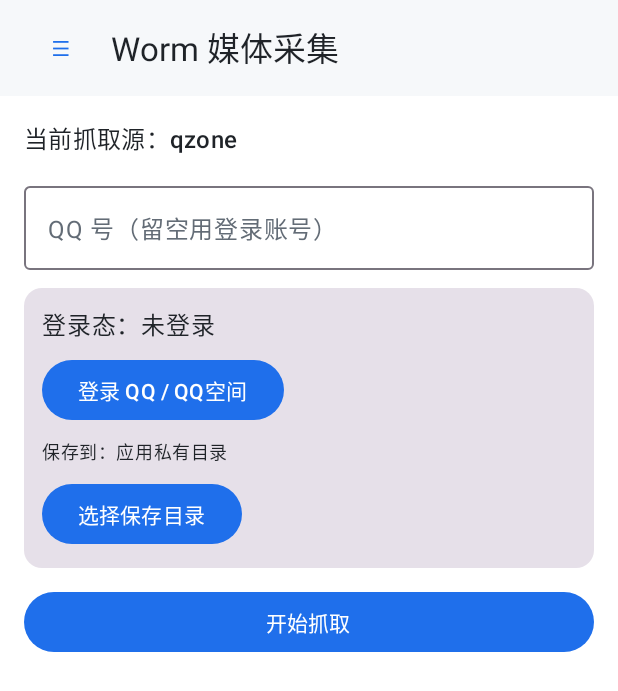
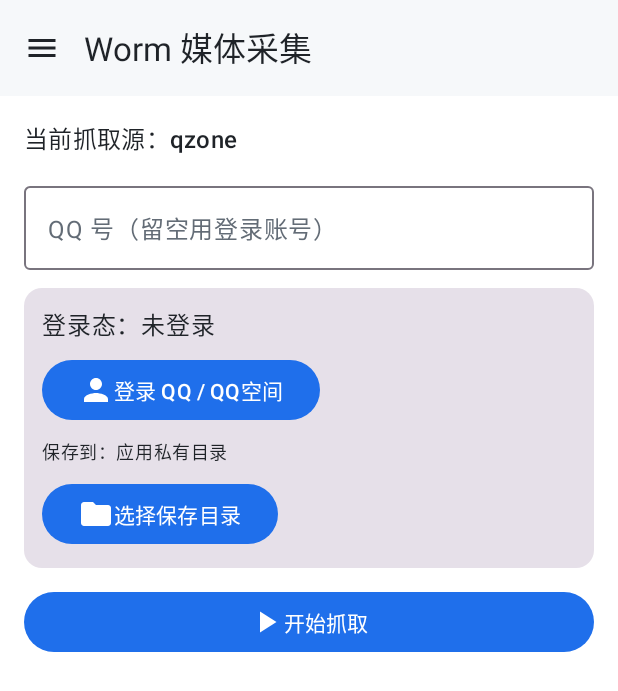
Before and after one commit to Geno1024-AIGC/worm, an Android app built with Jetpack Compose: the screen it shows after launch (MainActivity), on a phone screen of 412 x 824 dp. Shown: the top 691 px of the screen. Run offline under Robolectric (Android 15) with nearby library versions, the phone set to English and light mode, and no system bars; pictures from the network do not load.

Commit message:
[Add] Add adaptive launcher icon and Material UI icons

```diff
--- a/gradle/libs.versions.toml
+++ b/gradle/libs.versions.toml
@@ -25,6 +25,8 @@ compose-ui-tooling = { module = "androidx.compose.ui:ui-tooling" }
 compose-ui-tooling-preview = { module = "androidx.compose.ui:ui-tooling-preview" }
 compose-foundation = { module = "androidx.compose.foundation:foundation" }
 compose-material3 = { module = "androidx.compose.material3:material3" }
+compose-icons-core = { module = "androidx.compose.material:material-icons-core" }
+compose-icons-extended = { module = "androidx.compose.material:material-icons-extended" }
 
 kotlinx-coroutines-core = { module = "org.jetbrains.kotlinx:kotlinx-coroutines-core", version.ref = "coroutines" }
 kotlinx-coroutines-android = { module = "org.jetbrains.kotlinx:kotlinx-coroutines-android", version.ref = "coroutines" }
--- a/worm/android/build.gradle.kts
+++ b/worm/android/build.gradle.kts
@@ -120,6 +120,8 @@ dependencies {
     implementation(libs.compose.ui.graphics)
     implementation(libs.compose.foundation)
     implementation(libs.compose.material3)
+    implementation(libs.compose.icons.core)
+    implementation(libs.compose.icons.extended)
     debugImplementation(libs.compose.ui.tooling)
 
     // Offline unit tests for the release parser. Android provides org.json on device;
--- a/worm/android/src/main/AndroidManifest.xml
+++ b/worm/android/src/main/AndroidManifest.xml
@@ -23,6 +23,7 @@
     <application
         android:allowBackup="false"
         android:usesCleartextTraffic="true"
+        android:icon="@mipmap/ic_launcher"
         android:label="@string/app_name"
         android:supportsRtl="true"
         android:theme="@style/Theme.Worm">
--- a/worm/android/src/main/kotlin/com/geno1024/ai/worm/android/ui/WormApp.kt
+++ b/worm/android/src/main/kotlin/com/geno1024/ai/worm/android/ui/WormApp.kt
@@ -11,10 +11,20 @@ import androidx.compose.foundation.layout.fillMaxWidth
 import androidx.compose.foundation.layout.padding
 import androidx.compose.foundation.rememberScrollState
 import androidx.compose.foundation.verticalScroll
+import androidx.compose.material.icons.Icons
+import androidx.compose.material.icons.filled.Folder
+import androidx.compose.material.icons.filled.Language
+import androidx.compose.material.icons.filled.Menu
+import androidx.compose.material.icons.filled.Person
+import androidx.compose.material.icons.filled.PhotoCamera
+import androidx.compose.material.icons.filled.PlayArrow
+import androidx.compose.material.icons.filled.Settings
 import androidx.compose.material3.Button
 import androidx.compose.material3.Card
 import androidx.compose.material3.DrawerValue
 import androidx.compose.material3.HorizontalDivider
+import androidx.compose.material3.Icon
+import androidx.compose.material3.IconButton
 import androidx.compose.material3.LinearProgressIndicator
 import androidx.compose.material3.MaterialTheme
 import androidx.compose.material3.ModalDrawerSheet
@@ -33,6 +43,7 @@ import androidx.compose.runtime.remember
 import androidx.compose.runtime.rememberCoroutineScope
 import androidx.compose.runtime.setValue
 import androidx.compose.ui.Modifier
+import androidx.compose.ui.graphics.vector.ImageVector
 import androidx.compose.ui.unit.dp
 import androidx.lifecycle.compose.collectAsStateWithLifecycle
 import androidx.lifecycle.viewmodel.compose.viewModel
@@ -86,6 +97,7 @@ fun WormApp() {
                     for (source in Source.entries) {
                         NavigationDrawerItem(
                             label = { Text(source.label) },
+                            icon = { Icon(sourceIcon(source), contentDescription = null) },
                             selected = ui.source == source,
                             onClick = {
                                 viewModel.selectSource(source)
@@ -97,6 +109,7 @@ fun WormApp() {
                     HorizontalDivider(Modifier.padding(horizontal = 12.dp, vertical = 8.dp))
                     NavigationDrawerItem(
                         label = { Text("设置") },
+                        icon = { Icon(Icons.Default.Settings, contentDescription = null) },
                         selected = showSettings,
                         onClick = {
                             showSettings = true
@@ -124,11 +137,8 @@ fun WormApp() {
                     TopAppBar(
                         title = { Text("Worm 媒体采集") },
                         navigationIcon = {
-                            TextButton(
-                                onClick = { scope.launch { drawerState.open() } },
-                                modifier = Modifier.padding(start = 8.dp),
-                            ) {
-                                Text("☰")
+                            IconButton(onClick = { scope.launch { drawerState.open() } }) {
+                                Icon(Icons.Default.Menu, contentDescription = "菜单")
                             }
                         },
                     )
@@ -160,10 +170,12 @@ fun WormApp() {
                                     )
                                 },
                             ) {
+                                Icon(Icons.Default.Person, contentDescription = null)
                                 Text("登录 ${ui.source.site.label}")
                             }
                             Text("保存到：${ui.storageLabel}", style = MaterialTheme.typography.bodySmall)
                             Button(onClick = { storageLauncher.launch(null) }) {
+                                Icon(Icons.Default.Folder, contentDescription = null)
                                 Text("选择保存目录")
                             }
                         }
@@ -174,6 +186,7 @@ fun WormApp() {
                         enabled = !ui.running,
                         modifier = Modifier.fillMaxWidth(),
                     ) {
+                        if (!ui.running) Icon(Icons.Default.PlayArrow, contentDescription = null)
                         Text(if (ui.running) "抓取中…" else "开始抓取")
                     }
 
@@ -208,3 +221,9 @@ fun WormApp() {
         }
     }
 }
+
+private fun sourceIcon(source: Source): ImageVector = when (source) {
+    Source.QZONE -> Icons.Default.PhotoCamera
+    Source.QZONE_ALBUM -> Icons.Default.Folder
+    Source.ZHIHU -> Icons.Default.Language
+}
--- /dev/null
+++ b/worm/android/src/main/res/mipmap-anydpi/ic_launcher.xml
@@ -0,0 +1,6 @@
+<?xml version="1.0" encoding="utf-8"?>
+<adaptive-icon xmlns:android="http://schemas.android.com/apk/res/android">
+    <background android:drawable="@drawable/ic_launcher_background" />
+    <foreground android:drawable="@drawable/ic_launcher_foreground" />
+    <monochrome android:drawable="@drawable/ic_launcher_monochrome" />
+</adaptive-icon>
```
Also changed, not shown: worm/android/src/main/kotlin/com/geno1024/ai/worm/android/ui/settings/SettingsScreen.kt (+6 -3 lines), worm/android/src/main/res/drawable/ic_launcher_background.xml (added, +13 -0 lines), worm/android/src/main/res/drawable/ic_launcher_foreground.xml (added, +21 -0 lines), worm/android/src/main/res/drawable/ic_launcher_monochrome.xml (added, +18 -0 lines).
